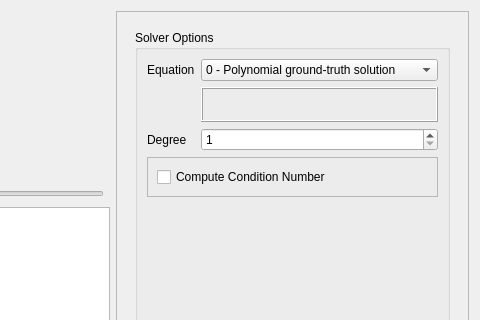
Above: src/solverwidget.ui from DanielaCabiddu/PEMesh.2 before the change; both pictures show x 113 to 593 and y 0 to 320 of the 593 by 418 pixel window. Below: the same form after it.
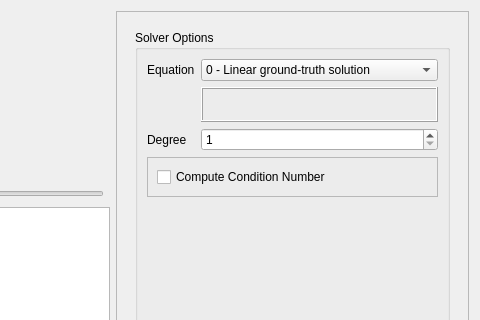
That is the form after the change. Icons and pictures are not drawn. Custom widgets are drawn as their Qt base class.

Commit message: sorted solver equation list

Diff of the .ui file:
```diff
--- a/src/solverwidget.ui
+++ b/src/solverwidget.ui
@@ -65,7 +65,7 @@
              <widget class="QComboBox" name="solver_cb">
               <item>
                <property name="text">
-                <string>0 - Polynomial ground-truth solution</string>
+                <string>0 - Linear ground-truth solution</string>
                </property>
               </item>
               <item>
```
Left out of the diff: 2 changed lines with no effect on the pictures.
